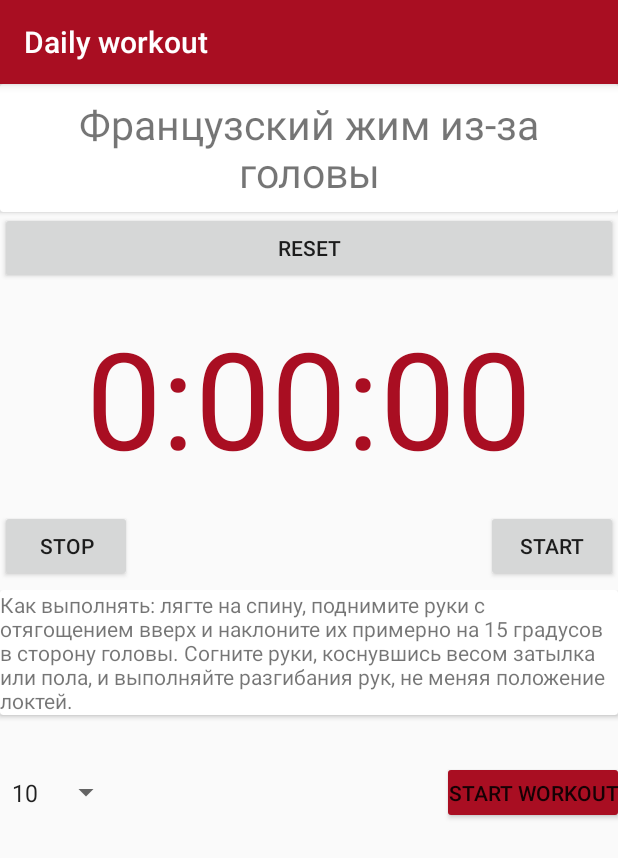
After one commit to Chmoqq/Android1, an Android app: the fragment TimerFragment placed in its activity, on a phone screen of 412 x 824 dp. The commit adds this screen. Shown: the top 858 px of the screen. Run offline under Robolectric (Android 15) with nearby library versions, the phone set to English and light mode, and no system bars; libraries missing offline, so code that uses them is left out: com.daimajia.androidanimations; 1 statement that could not run was skipped.

Commit message:
Added timer

```diff
--- a/app/src/main/java/com/example/ivan/lesson1/ActivityButton/WorkoutInformationActivity.java
+++ b/app/src/main/java/com/example/ivan/lesson1/ActivityButton/WorkoutInformationActivity.java
@@ -3,6 +3,7 @@ package com.example.ivan.lesson1.ActivityButton;
 import android.content.Context;
 import android.content.Intent;
 import android.os.Bundle;
+import android.support.v4.app.FragmentManager;
 import android.support.v7.app.AppCompatActivity;
 import android.view.View;
 import android.widget.Button;
@@ -13,6 +14,8 @@ import android.widget.Toast;
 
 import com.daimajia.androidanimations.library.Techniques;
 import com.daimajia.androidanimations.library.YoYo;
+import com.example.ivan.lesson1.Fragments.FragmentImage;
+import com.example.ivan.lesson1.Fragments.TimerFragment;
 import com.example.ivan.lesson1.R;
 import com.example.ivan.lesson1.model.Workout;
 import com.example.ivan.lesson1.model.WorkoutList;
@@ -27,9 +30,11 @@ public class WorkoutInformationActivity extends AppCompatActivity {
     private TextView workOutDescription;
     private Button startWorkoutBTN;
     private Spinner workoutCount;
+    public static Workout currentWorkout;
+    private TimerFragment timerFragment;
+    private FragmentImage fragmentImage;
+    private FragmentManager manager;
     int count;
-
-    private Workout currentWorkout;
 
 
     @Override
@@ -42,6 +47,7 @@ public class WorkoutInformationActivity extends AppCompatActivity {
         currentWorkout = WorkoutList.getInstance().getWorkouts().get(
                 getIntent().getExtras().getInt(WORKOUT_INDEX_KEY)
         );
+        manager = getSupportFragmentManager();
         startWorkoutBTN.setOnClickListener(new View.OnClickListener() {
             @Override
             public void onClick(View view) {
@@ -52,6 +58,8 @@ public class WorkoutInformationActivity extends AppCompatActivity {
                 Toast.makeText(WorkoutInformationActivity.this, "Workout started", Toast.LENGTH_SHORT).show();
                 count = Integer.parseInt(workoutCount.getSelectedItem().toString());
                 currentWorkout.completed(count);
+                timerFragment = new TimerFragment();
+                manager.beginTransaction().replace(R.id.workout_container, timerFragment).commit();
             }
         });
 
@@ -60,8 +68,8 @@ public class WorkoutInformationActivity extends AppCompatActivity {
 
         workOutTitle.setText(currentWorkout.getTitle());
         workOutDescription.setText(currentWorkout.getDescription());
-        ImageView workoutImage = findViewById(R.id.workout_image_view);
-        workoutImage.setImageResource(currentWorkout.getImage());
+        fragmentImage = new FragmentImage();
+        manager.beginTransaction().add(R.id.workout_container, fragmentImage).commit();
 
     }
 
--- /dev/null
+++ b/app/src/main/java/com/example/ivan/lesson1/Fragments/FragmentImage.java
@@ -0,0 +1,32 @@
+package com.example.ivan.lesson1.Fragments;
+
+import android.os.Bundle;
+import android.support.annotation.Nullable;
+import android.support.v4.app.Fragment;
+import android.support.v7.app.AppCompatActivity;
+import android.view.LayoutInflater;
+import android.view.View;
+import android.view.ViewGroup;
+import android.widget.ImageView;
+
+import com.example.ivan.lesson1.ActivityButton.WorkoutInformationActivity;
+import com.example.ivan.lesson1.R;
+
+
+public class FragmentImage extends Fragment {
+    @Nullable
+    @Override
+    public View onCreateView(LayoutInflater inflater, @Nullable ViewGroup container, @Nullable Bundle savedInstanceState) {
+        View fragmentImageView = inflater.from(getContext()).inflate(R.layout.image_fragment, container, false);
+
+
+        ImageView workoutImage = fragmentImageView.findViewById(R.id.workout_image_view);
+        workoutImage.setImageResource(WorkoutInformationActivity.currentWorkout.getImage());
+        return fragmentImageView;
+    }
+
+//    private void setImage() {
+//        ImageView workoutImage = f
+//    }
+//
+}
--- a/app/src/main/java/com/example/ivan/lesson1/FragmentMenu.java
+++ b/app/src/main/java/com/example/ivan/lesson1/Fragments/FragmentMenu.java
@@ -1,4 +1,4 @@
-package com.example.ivan.lesson1;
+package com.example.ivan.lesson1.Fragments;
 
 import android.content.Intent;
 import android.support.annotation.Nullable;
@@ -14,6 +14,7 @@ import com.daimajia.androidanimations.library.Techniques;
 import com.daimajia.androidanimations.library.YoYo;
 import com.example.ivan.lesson1.ActivityButton.StrengthListActivity;
 import com.example.ivan.lesson1.CardioButton.CardioActivity;
+import com.example.ivan.lesson1.R;
 
 public class FragmentMenu extends Fragment {
     Button activityButton;
--- /dev/null
+++ b/app/src/main/java/com/example/ivan/lesson1/Fragments/TimerFragment.java
@@ -0,0 +1,101 @@
+package com.example.ivan.lesson1.Fragments;
+
+import android.os.Bundle;
+import android.os.Handler;
+import android.support.annotation.Nullable;
+import android.support.v4.app.Fragment;
+import android.view.LayoutInflater;
+import android.view.View;
+import android.view.ViewGroup;
+import android.widget.Button;
+import android.widget.TextView;
+
+import com.example.ivan.lesson1.R;
+
+public class TimerFragment extends Fragment implements View.OnClickListener {
+
+    private int seconds = 0;
+    private boolean running;
+    private boolean wasRunning;
+    private Button res;
+    private Button str;
+
+    @Override
+    public void onSaveInstanceState(Bundle savedInstanceState) {
+        super.onSaveInstanceState(savedInstanceState);
+        savedInstanceState.putInt("seconds", seconds);
+        savedInstanceState.putBoolean("running", running);
+    }
+
+    @Override
+    public void onStop() {
+        super.onStop();
+        wasRunning = running;
+        running = false;
+    }
+
+    private Button stp;
+
+    @Override
+    public void onStart() {
+        super.onStart();
+        if (wasRunning == true) {
+            running = true;
+        }
+    }
+
+    @Nullable
+    @Override
+    public View onCreateView(LayoutInflater inflater, @Nullable ViewGroup container, @Nullable Bundle savedInstanceState) {
+        View root = inflater.from(getContext()).inflate(R.layout.timer_fragment, container, false);
+
+        if (savedInstanceState != null) {
+            seconds = savedInstanceState.getInt("seconds");
+            running = savedInstanceState.getBoolean("running");
+        }
+        res = root.findViewById(R.id.button);
+        str = root.findViewById(R.id.button3);
+        stp = root.findViewById(R.id.button2);
+        res.setOnClickListener(this);
+        str.setOnClickListener(this);
+        stp.setOnClickListener(this);
+        runTimer(root);
+
+        return root;
+    }
+
+    private void runTimer(View root) {
+        final TextView timeView = root.findViewById(R.id.textView);
+        final Handler handler = new Handler();
+        handler.post(new Runnable() {
+            @Override
+            public void run() {
+                if (running) {
+                    seconds++;
+                }
+                int hours = seconds / 3600;
+                int minutes = (seconds % 3600) / 60;
+                int secs = seconds % 60;
+                int miliSecs = (seconds % 60) / 60;
+                String time = String.format("%d:%02d:%02d", hours, minutes, secs);
+                timeView.setText(time);
+                handler.postDelayed(this, 1000);
+            }
+        });
+    }
+
+    @Override
+    public void onClick(View view) {
+        if (view.equals(res)) {
+            running = false;
+            seconds = 0;
+            return;
+        }
+        if (view.equals(str)) {
+            running = true;
+        }
+        if (view.equals(stp)) {
+            running = false;
+        }
+    }
+}
--- a/app/src/main/java/com/example/ivan/lesson1/MainActivity.java
+++ b/app/src/main/java/com/example/ivan/lesson1/MainActivity.java
@@ -3,6 +3,8 @@ package com.example.ivan.lesson1;
 import android.support.v4.app.FragmentManager;
 import android.support.v7.app.AppCompatActivity;
 import android.os.Bundle;
+
+import com.example.ivan.lesson1.Fragments.FragmentMenu;
 
 public class MainActivity extends AppCompatActivity {
     FragmentMenu fragmentMenu;
--- a/app/src/main/res/layout/activity_main.xml
+++ b/app/src/main/res/layout/activity_main.xml
@@ -1,6 +1,5 @@
 <?xml version="1.0" encoding="utf-8"?>
 <FrameLayout xmlns:android="http://schemas.android.com/apk/res/android"
-    xmlns:app="http://schemas.android.com/apk/res-auto"
     android:id="@+id/container"
     xmlns:tools="http://schemas.android.com/tools"
     android:layout_width="match_parent"
--- a/app/src/main/res/layout/activity_workout_information.xml
+++ b/app/src/main/res/layout/activity_workout_information.xml
@@ -25,32 +25,24 @@
         android:layout_height="10dp"
         android:layout_below="@id/workout_title_text_view_card" />
 
-    <android.support.v7.widget.CardView
-        android:id="@+id/workout_image_view_card"
+    <FrameLayout
+        android:id="@+id/workout_container"
         android:layout_width="match_parent"
         android:layout_height="wrap_content"
-        android:layout_below="@id/workout_title_text_view_card"
-        android:elevation="8dp">
+        android:layout_below="@id/workout_title_text_view_card">
 
-        <ImageView
-            android:id="@+id/workout_image_view"
-            android:layout_width="match_parent"
-            android:layout_height="240dp"
-            android:layout_alignParentLeft="true"
-            android:layout_alignParentStart="true" />
-
-    </android.support.v7.widget.CardView>
+    </FrameLayout>
 
     <LinearLayout
         android:layout_width="match_parent"
         android:layout_height="10dp"
-        android:layout_below="@id/workout_image_view_card" />
+        android:layout_below="@id/workout_container" />
 
     <ScrollView
         android:id="@+id/workout_description_scroll"
         android:layout_width="fill_parent"
-        android:layout_height="125dp"
-        android:layout_below="@id/workout_image_view_card"
+        android:layout_height="110dp"
+        android:layout_below="@id/workout_container"
         android:layout_marginTop="5dp"
         android:scrollbars="vertical">
 
--- /dev/null
+++ b/app/src/main/res/layout/timer_fragment.xml
@@ -0,0 +1,43 @@
+<?xml version="1.0" encoding="utf-8"?>
+<RelativeLayout xmlns:android="http://schemas.android.com/apk/res/android"
+    android:layout_width="match_parent"
+    android:layout_height="match_parent">
+
+    <Button
+        android:layout_width="wrap_content"
+        android:layout_height="wrap_content"
+        android:text="@string/res"
+        android:id="@+id/button"
+        android:layout_alignParentEnd="true"
+        android:layout_alignParentStart="true"
+        android:layout_alignParentLeft="true"
+        android:layout_alignParentRight="true" />
+    <TextView
+        android:layout_width="wrap_content"
+        android:layout_height="wrap_content"
+        android:text=""
+        android:textAppearance="?android:attr/textAppearanceLarge"
+        android:textSize="90sp"
+        android:textColor="@color/colorPrimary"
+        android:id="@+id/textView"
+        android:layout_below="@+id/button"
+        android:layout_centerHorizontal="true"
+        android:layout_marginTop="15dp" />
+    <Button
+        android:layout_width="wrap_content"
+        android:layout_height="wrap_content"
+        android:text="@string/stp"
+        android:id="@+id/button2"
+        android:layout_below="@+id/textView"
+        android:layout_alignStart="@+id/button"
+        android:layout_marginTop="15dp"
+        android:layout_alignLeft="@+id/button" />
+    <Button
+        android:layout_width="wrap_content"
+        android:layout_height="wrap_content"
+        android:text="@string/str"
+        android:id="@+id/button3"
+        android:layout_alignBottom="@id/button2"
+        android:layout_alignEnd="@id/button"
+        android:layout_alignRight="@id/button" />
+</RelativeLayout>
--- a/app/src/main/res/values/strings.xml
+++ b/app/src/main/res/values/strings.xml
@@ -15,4 +15,7 @@
     </string-array>
     <string name="start_workout">Start workout</string>
     <string name="last_approach">Последний подход</string>
+    <string name="res">Reset</string>
+    <string name="str">Start</string>
+    <string name="stp">Stop</string>
 </resources>
```
Also changed, not shown: app/src/main/java/com/example/ivan/lesson1/ActivityButton/StrengthListActivity.java (+7 -15 lines), app/src/main/res/layout/image_fragment.xml (added, +13 -0 lines).
